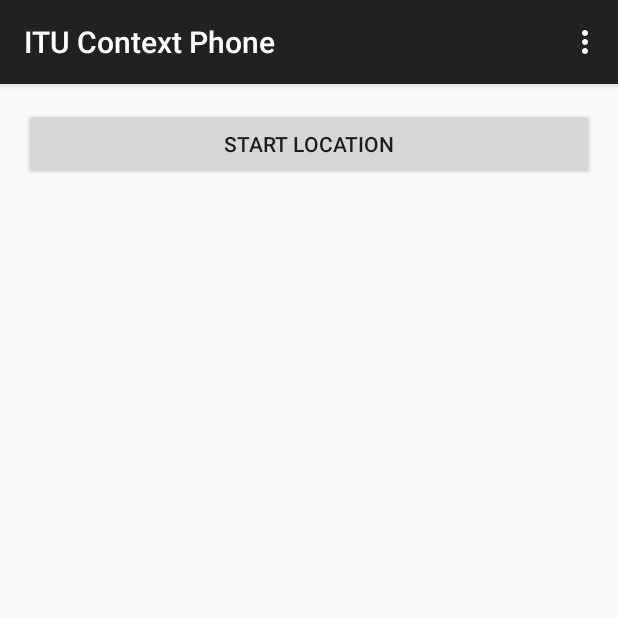
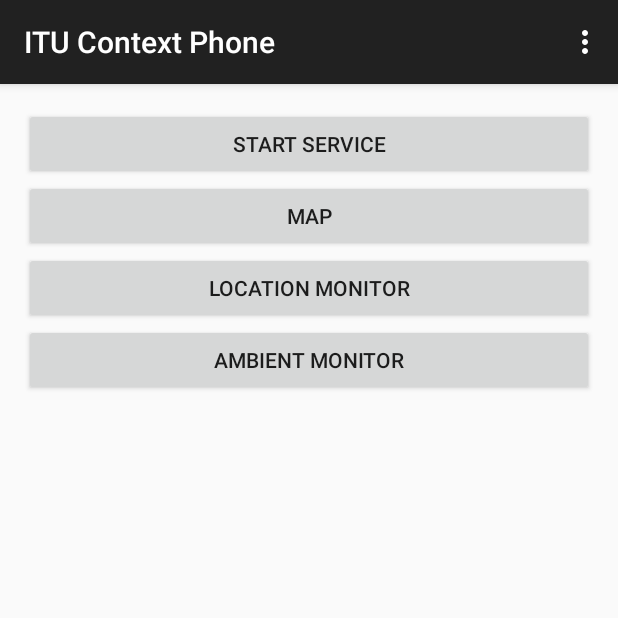
Before and after one commit to BergarSimonsen/PervasiveComputing_2015, an Android app: the screen it shows after launch (MainActivity), on a phone screen of 412 x 824 dp, the top half of it. Run offline under Robolectric (Android 15) with nearby library versions, the phone set to English and light mode, and no system bars.

Commit message:
minor changes to structure

```diff
--- a/ITUContextPhone/app/src/main/java/dk/itu/spct/itucontextphone/MainActivity.java
+++ b/ITUContextPhone/app/src/main/java/dk/itu/spct/itucontextphone/MainActivity.java
@@ -1,6 +1,5 @@
 package dk.itu.spct.itucontextphone;
 
-import android.content.Context;
 import android.content.Intent;
 import android.support.v7.app.ActionBarActivity;
 import android.os.Bundle;
@@ -20,30 +19,44 @@ public class MainActivity extends ActionBarActivity {
 
     private final String TAG = "MainActivity";
 
-    private Button startLocationBtn;
+    private Button startServiceButton;
+    private Button startMapButton;
+
+    private Button locationMonitor;
+    private Button ambientMonitor;
 
     @Override
     protected void onCreate(Bundle savedInstanceState) {
         super.onCreate(savedInstanceState);
         setContentView(R.layout.activity_main);
 
-        startLocationBtn = (Button) findViewById(R.id.start_location_btn);
-        startLocationBtn.setOnClickListener(new View.OnClickListener() {
+        startMapButton = (Button) findViewById(R.id.start_map_btn);
+        startMapButton.setOnClickListener(new View.OnClickListener() {
             @Override
             public void onClick(View v) {
                 boolean locEnabled = Utils.isLocationEnabled(MainActivity.this);
-                if(locEnabled)
+                if (locEnabled)
                     startActivity(new Intent(MainActivity.this, MapActivity.class));
                 else {
                     Utils.showLocationDialog(MainActivity.this);
                     locEnabled = Utils.isLocationEnabled(MainActivity.this);
-                    if(locEnabled)
+                    if (locEnabled)
                         startActivity(new Intent(MainActivity.this, MapActivity.class));
                 }
             }
         });
+
+        startServiceButton = (Button) findViewById(R.id.start_service_btn);
+        startServiceButton.setOnClickListener(new View.OnClickListener() {
+            @Override
+            public void onClick(View v) {
+
+            }
+        });
+
+        locationMonitor = (Button) findViewById(R.id.start_location_monitor);
+        ambientMonitor = (Button) findViewById(R.id.start_ambient_monitor);
     }
-
 
     @Override
     public boolean onCreateOptionsMenu(Menu menu) {
@@ -54,9 +67,6 @@ public class MainActivity extends ActionBarActivity {
 
     @Override
     public boolean onOptionsItemSelected(MenuItem item) {
-        // Handle action bar item clicks here. The action bar will
-        // automatically handle clicks on the Home/Up button, so long
-        // as you specify a parent activity in AndroidManifest.xml.
         int id = item.getItemId();
 
         //noinspection SimplifiableIfStatement
--- a/ITUContextPhone/app/src/main/java/dk/itu/spct/itucontextphone/service/ContextService.java
+++ b/ITUContextPhone/app/src/main/java/dk/itu/spct/itucontextphone/service/ContextService.java
@@ -7,6 +7,7 @@ import android.os.IBinder;
 
 import java.util.ArrayList;
 
+import dk.itu.spct.itucontextphone.model.ContextEntityList;
 import dk.itu.spct.itucontextphone.monitor.ContextMonitor;
 import dk.itu.spct.itucontextphone.tools.Const;
 import dk.itu.spct.itucontextphone.tools.Utils;
@@ -16,6 +17,7 @@ public class ContextService extends Service {
 
     private ArrayList<ContextMonitor> monitors;
     private ContextServiceBinder binder;
+    private ContextEntityList data;
 
     public ContextService() { }
 
@@ -23,7 +25,8 @@ public class ContextService extends Service {
     public void onCreate() {
         super.onCreate();
         Utils.doLog(TAG, "onCreate", Const.INFO);
-//        if(monitors == null) monitors = new ArrayList<Monitor>();
+        if(monitors == null) monitors = new ArrayList<ContextMonitor>();
+        if(data == null) data = new ContextEntityList();
         binder = new ContextServiceBinder();
         main();
     }
@@ -62,6 +65,7 @@ public class ContextService extends Service {
             public void run() {
                 while(true) {
                     try {
+                        Utils.doLog(TAG, "Service is running in main loop!", Const.INFO);
                         Thread.sleep(Const.THREAD_SLEEP);
                         for(ContextMonitor m : monitors) {
                             m.sample();
--- a/ITUContextPhone/app/src/main/res/layout/activity_main.xml
+++ b/ITUContextPhone/app/src/main/res/layout/activity_main.xml
@@ -7,9 +7,28 @@
     android:paddingBottom="@dimen/activity_vertical_margin" tools:context=".MainActivity">
 
     <Button
-        android:id="@+id/start_location_btn"
-        android:text="Start Location"
+        android:id="@+id/start_service_btn"
+        android:text="Start Service"
         android:layout_width="match_parent"
         android:layout_height="wrap_content" />
 
+    <Button
+        android:id="@+id/start_map_btn"
+        android:text="Map"
+        android:layout_width="match_parent"
+        android:layout_height="wrap_content" />
+
+    <Button
+        android:id="@+id/start_location_monitor"
+        android:text="Location Monitor"
+        android:layout_width="match_parent"
+        android:layout_height="wrap_content" />
+
+    <Button
+        android:id="@+id/start_ambient_monitor"
+        android:text="Ambient Monitor"
+        android:layout_width="match_parent"
+        android:layout_height="wrap_content" />
+
+
 </LinearLayout>
```
Also changed, not shown: ITUContextPhone/app/src/main/java/dk/itu/spct/itucontextphone/tools/GlobalValues.java (added, +26 -0 lines), ITUContextPhone/app/src/main/java/dk/itu/spct/itucontextphone/view/MapActivity.java (+7 -0 lines).
